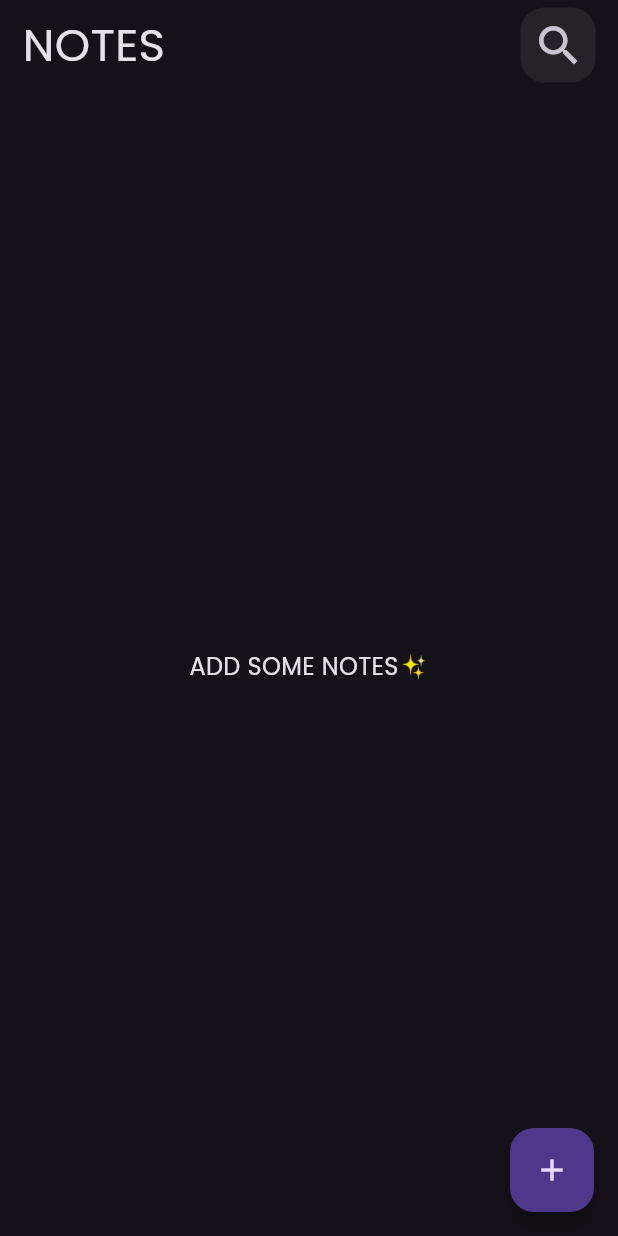
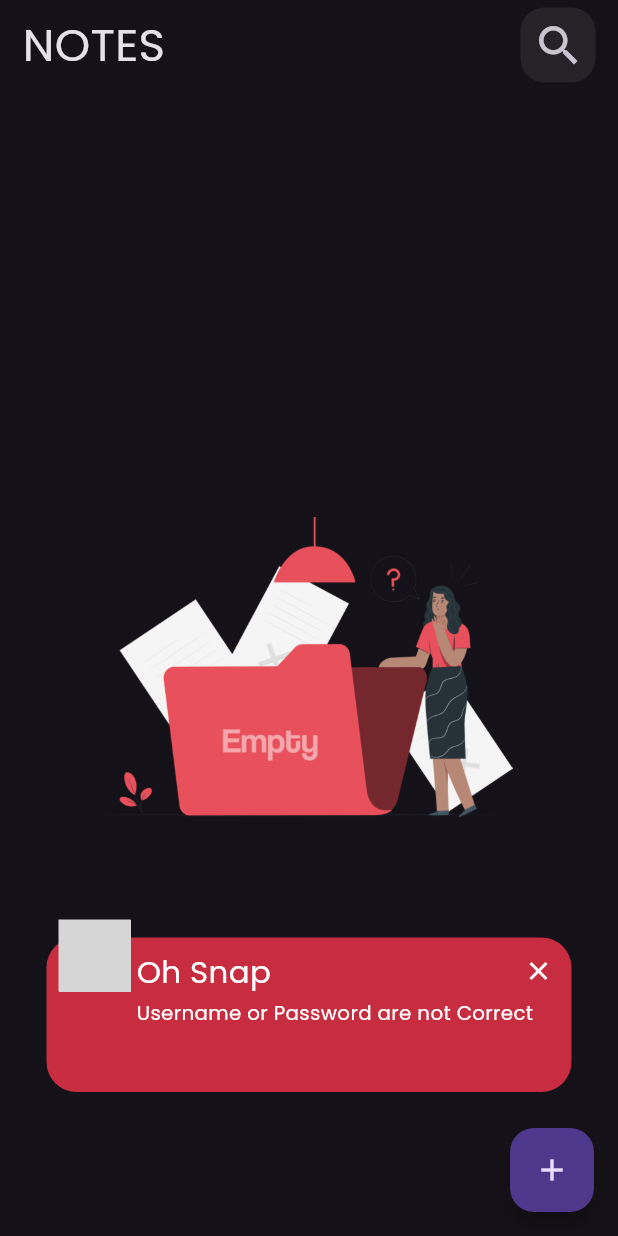
Before and after one commit to andrrew24/notes_app, a Flutter app: the screen it shows after launch, after a tap on "Log In", on a phone screen of 412 x 824 dp. Run offline on Flutter 3.47's test engine with Material 3 defaults, Android fonts, the phone set to English and light mode, and no system bars; drawn by our look-alikes of awesome_snackbar_content; our stand-ins replace bloc, flutter_bloc, flutter_colorpicker, font_awesome_flutter, gap, google_fonts and 3 more; accounts and stored records are empty; grey boxes are pictures that could not be loaded.

Commit message:
add snackBar to login

```diff
--- a/lib/views/login_view/login_view.dart
+++ b/lib/views/login_view/login_view.dart
@@ -1,48 +1,16 @@
 import 'package:flutter/material.dart';
-import 'package:gap/gap.dart';
-import 'package:notes_app/views/note_view/notes_view.dart';
-import 'package:notes_app/views/widgets/custom_widgets/custom_button.dart';
-import 'package:notes_app/views/widgets/custom_widgets/custom_textformfield.dart';
+import 'package:notes_app/views/login_view/login_view_body.dart';
 
 class LoginView extends StatelessWidget {
   const LoginView({super.key});
 
   @override
   Widget build(BuildContext context) {
-    return Scaffold(
+    return const Scaffold(
       body: SafeArea(
         child: Padding(
-          padding: const EdgeInsets.symmetric(horizontal: 15),
-          child: Column(
-            mainAxisAlignment: MainAxisAlignment.center,
-            crossAxisAlignment: CrossAxisAlignment.start,
-            children: [
-              const Text(
-                "LOG IN",
-                style: TextStyle(fontSize: 30),
-              ),
-              const Gap(50),
-              const CustomTextFormField(
-                  hintText: "User Name",
-                  textInputAction: TextInputAction.next,
-                  initialValue: ""),
-              const Gap(25),
-              const CustomTextFormField(
-                  hintText: "Password",
-                  textInputAction: TextInputAction.done,
-                  initialValue: ""),
-              const Gap(25),
-              CustomButton(
-                  text: "Log In",
-                  onPressed: () {
-                    Navigator.pushReplacement(context, MaterialPageRoute(
-                      builder: (context) {
-                        return const NotesView();
-                      },
-                    ));
-                  })
-            ],
-          ),
+          padding: EdgeInsets.symmetric(horizontal: 15),
+          child: LoginViewBody(),
         ),
       ),
     );
--- a/lib/views/login_view/login_view_body.dart
+++ b/lib/views/login_view/login_view_body.dart
@@ -0,0 +1,59 @@
+import 'package:awesome_snackbar_content/awesome_snackbar_content.dart';
+import 'package:flutter/material.dart';
+import 'package:gap/gap.dart';
+import 'package:notes_app/views/note_view/notes_view.dart';
+import 'package:notes_app/views/widgets/custom_widgets/custom_button.dart';
+import 'package:notes_app/views/widgets/custom_widgets/custom_textformfield.dart';
+
+class LoginViewBody extends StatelessWidget {
+  const LoginViewBody({
+    super.key,
+  });
+
+  @override
+  Widget build(BuildContext context) {
+    return Column(
+      mainAxisAlignment: MainAxisAlignment.center,
+      crossAxisAlignment: CrossAxisAlignment.start,
+      children: [
+        const Text(
+          "LOG IN",
+          style: TextStyle(fontSize: 30),
+        ),
+        const Gap(50),
+        const CustomTextFormField(
+            hintText: "User Name",
+            textInputAction: TextInputAction.next,
+            initialValue: ""),
+        const Gap(25),
+        const CustomTextFormField(
+            hintText: "Password",
+            textInputAction: TextInputAction.done,
+            initialValue: ""),
+        const Gap(25),
+        CustomButton(
+            text: "Log In",
+            onPressed: () {
+              final snackBar = SnackBar(
+                  clipBehavior: Clip.none,
+                  elevation: 0,
+                  behavior: SnackBarBehavior.floating,
+                  backgroundColor: Colors.transparent,
+                  content: AwesomeSnackbarContent(
+                    title: "Oh Snap",
+                    message: "Username or Password are not Correct",
+                    contentType: ContentType.failure,
+                  ));
+              ScaffoldMessenger.of(context).hideCurrentSnackBar();
+              ScaffoldMessenger.of(context).showSnackBar(snackBar);
+
+              Navigator.pushReplacement(context, MaterialPageRoute(
+                builder: (context) {
+                  return const NotesView();
+                },
+              ));
+            })
+      ],
+    );
+  }
+}
--- a/lib/views/note_view/notes_list_view.dart
+++ b/lib/views/note_view/notes_list_view.dart
@@ -1,8 +1,6 @@
 import 'package:flutter/material.dart';
 import 'package:flutter_bloc/flutter_bloc.dart';
 import 'package:notes_app/cubits/notes_cubit/notes_cubit.dart';
-import 'package:notes_app/views/widgets/custom_widgets/custom_text.dart';
-
 
 import 'note_card.dart';
 
@@ -14,20 +12,23 @@ class NotesListView extends StatelessWidget {
     return BlocBuilder<NotesCubit, NotesState>(
       builder: (context, state) {
         List notes = BlocProvider.of<NotesCubit>(context).notes ?? [];
-        return notes.isEmpty ? const Center(child: CustomTextW(text: "ADD SOME NOTES✨", style: TextStyle(fontSize: 16)))
-        :ListView.builder(
-          physics:const BouncingScrollPhysics(),
+        return notes.isEmpty
+            ? Center(
+                child: SizedBox(
+                    height: 200,
+                    child: Image.asset("lib/assets/img/empty.png")))
+            : ListView.builder(
+                physics: const BouncingScrollPhysics(),
                 itemCount: notes.length,
                 itemBuilder: (context, index) {
-            return  Padding(
+                  return Padding(
                     padding: const EdgeInsets.symmetric(vertical: 5),
                     child: NoteCard(
                       note: notes[index],
                     ),
                   );
                 },
-        )
-        ;
+              );
       },
     );
   }
--- a/pubspec.yaml
+++ b/pubspec.yaml
@@ -28,6 +28,7 @@ environment:
 # the latest version available on pub.dev. To see which dependencies have newer
 # versions available, run `flutter pub outdated`.
 dependencies:
+  awesome_snackbar_content: ^0.1.3
   cupertino_icons: ^1.0.2
   flutter:
     sdk: flutter
@@ -73,9 +74,8 @@ flutter:
   uses-material-design: true
 
   # To add assets to your application, add an assets section, like this:
-  # assets:
-  #   - images/a_dot_burr.jpeg
-  #   - images/a_dot_ham.jpeg
+  assets:
+    - lib/assets/img/
   # An image asset can refer to one or more resolution-specific "variants", see
   # https://flutter.dev/assets-and-images/#resolution-aware
   # For details regarding adding assets from package dependencies, see
```
Also changed, not shown: lib/assets/img/empty.png (added), pubspec.lock. Lines whose indentation alone changed are shown as unchanged.
